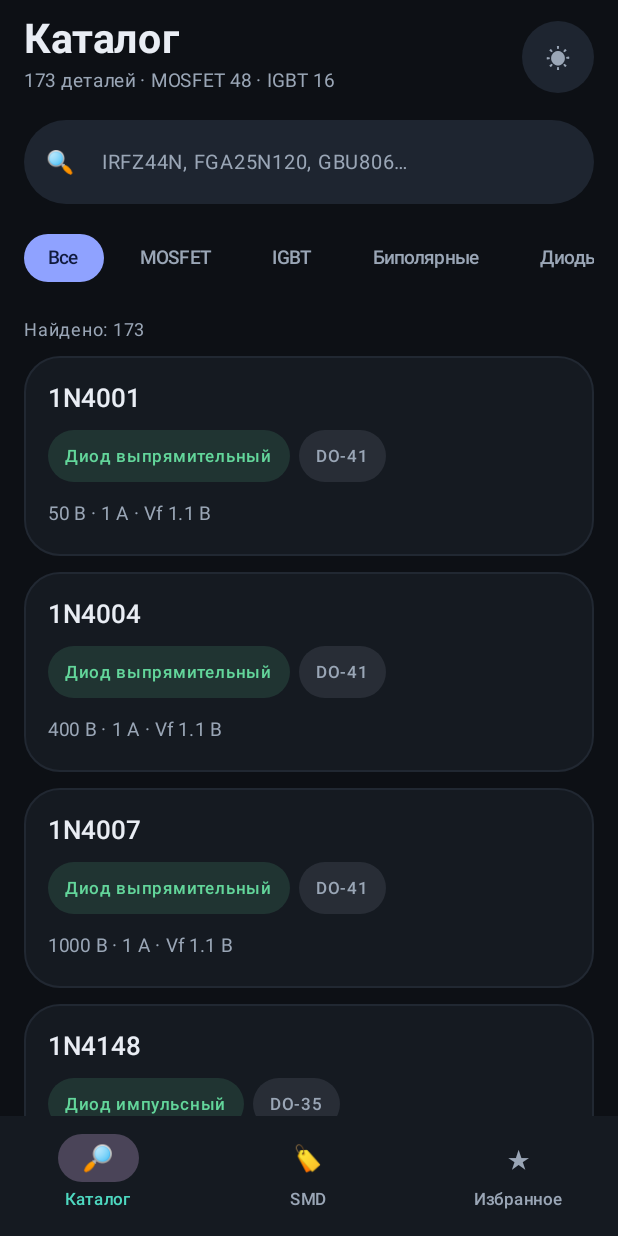
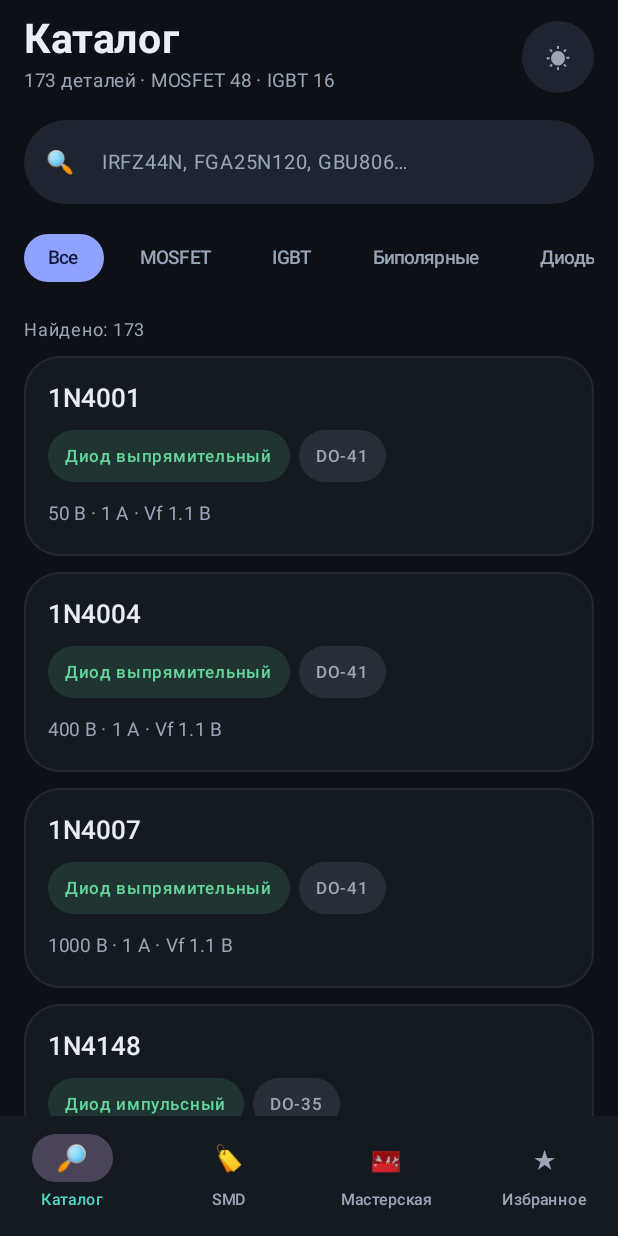
Before and after one commit to fimkakei-create/PardDB, an Android app built with Jetpack Compose: the screen it shows after launch (MainActivity), on a phone screen of 412 x 824 dp. Run offline under Robolectric (Android 15) with nearby library versions, the phone set to English and light mode, and no system bars; pictures from the network do not load.

Commit message:
Update MainActivity.kt

```diff
--- a/PartDB/app/src/main/java/com/example/partdb/MainActivity.kt
+++ b/PartDB/app/src/main/java/com/example/partdb/MainActivity.kt
@@ -30,7 +30,7 @@ import androidx.compose.ui.unit.sp
 class MainActivity : ComponentActivity() {
     override fun onCreate(s: Bundle?) {
         super.onCreate(s)
-        Repo.load(this); MarkRepo.load(this); Prefs.load(this)
+        Repo.load(this); MarkRepo.load(this); Prefs.load(this); Shop.init(this)
         setContent { Theme { App() } }
     }
 }
@@ -66,6 +66,7 @@ sealed interface Scr {
     data class Analogs(val p: Part) : Scr
     data class Pick(val base: Part) : Scr
     data class Compare(val a: Part, val b: Part) : Scr
+    data class Pinout(val p: Part) : Scr
 }
 
 @Composable
@@ -84,6 +85,7 @@ fun App() {
                         is Scr.Analogs -> "Аналоги"
                         is Scr.Pick -> "С чем сравнить?"
                         is Scr.Compare -> "Сравнение"
+                        is Scr.Pinout -> "Цоколёвка"
                         else -> "PartDB"
                     }, fontSize = 18.sp, fontWeight = FontWeight.SemiBold)
                 },
@@ -96,13 +98,14 @@ fun App() {
         bottomBar = {
             if (cur == null) NavigationBar(
                 containerColor = MaterialTheme.colorScheme.surface, tonalElevation = 0.dp) {
-                listOf(Triple("Каталог", "🔎", 0), Triple("SMD", "🏷", 1), Triple("Избранное", "★", 2))
+                listOf(Triple("Каталог", "🔎", 0), Triple("SMD", "🏷", 1),
+                    Triple("Мастерская", "🧰", 2), Triple("Избранное", "★", 3))
                     .forEach { item ->
                         NavigationBarItem(
                             selected = tab == item.third,
                             onClick = { tab = item.third },
                             icon = { Text(item.second, fontSize = 17.sp) },
-                            label = { Text(item.first, fontSize = 11.sp) })
+                            label = { Text(item.first, fontSize = 10.5.sp) })
                     }
             }
         }
@@ -110,12 +113,15 @@ fun App() {
         Box(Modifier.padding(pad).fillMaxSize()) {
             when {
                 cur is Scr.Detail -> DetailScreen(cur.p,
-                    { stack.add(Scr.Analogs(cur.p)) }, { stack.add(Scr.Pick(cur.p)) })
+                    { stack.add(Scr.Analogs(cur.p)) }, { stack.add(Scr.Pick(cur.p)) },
+                    { stack.add(Scr.Pinout(cur.p)) })
                 cur is Scr.Analogs -> AnalogsScreen(cur.p) { stack.add(Scr.Compare(cur.p, it)) }
                 cur is Scr.Pick -> CatalogScreen { stack.add(Scr.Compare(cur.base, it)) }
                 cur is Scr.Compare -> CompareScreen(cur.a, cur.b)
+                cur is Scr.Pinout -> PinoutScreen(cur.p)
                 tab == 0 -> CatalogScreen { stack.add(Scr.Detail(it)) }
                 tab == 1 -> SmdScreen { stack.add(Scr.Detail(it)) }
+                tab == 2 -> WorkshopScreen({ stack.add(Scr.Detail(it)) }, { stack.add(Scr.Pinout(it)) })
                 else -> FavScreen { stack.add(Scr.Detail(it)) }
             }
         }
@@ -324,7 +330,7 @@ fun ParamGrid(vararg ps: Part) {
 }
 
 @Composable
-fun DetailScreen(p: Part, onAnalogs: () -> Unit, onCompare: () -> Unit) {
+fun DetailScreen(p: Part, onAnalogs: () -> Unit, onCompare: () -> Unit, onPinout: () -> Unit) {
     val ctx = LocalContext.current
     val codes = MarkRepo.forPart(p.mpn)
     LazyColumn(Modifier.padding(horizontal = 16.dp), contentPadding = PaddingValues(bottom = 24.dp)) {
@@ -368,9 +374,11 @@ fun DetailScreen(p: Part, onAnalogs: () -> Unit, onCompare: () -> Unit) {
             Spacer(Modifier.height(10.dp))
             Row(horizontalArrangement = Arrangement.spacedBy(10.dp)) {
                 OutlinedButton(onCompare, Modifier.weight(1f).height(48.dp), shape = CircleShape) { Text("Сравнить") }
-                OutlinedButton({ ctx.startActivity(Intent(Intent.ACTION_VIEW, Uri.parse(p.url))) },
-                    Modifier.weight(1f).height(48.dp), shape = CircleShape) { Text("Даташит") }
+                OutlinedButton(onPinout, Modifier.weight(1f).height(48.dp), shape = CircleShape) { Text("Цоколёвка") }
             }
+            Spacer(Modifier.height(10.dp))
+            OutlinedButton({ ctx.startActivity(Intent(Intent.ACTION_VIEW, Uri.parse(p.url))) },
+                Modifier.fillMaxWidth().height(48.dp), shape = CircleShape) { Text("Открыть даташит") }
             Spacer(Modifier.height(12.dp))
             Text("Справочные значения. Перед заменой сверяйтесь с даташитом.",
                 fontSize = 11.sp, color = MaterialTheme.colorScheme.onSurfaceVariant)
```
